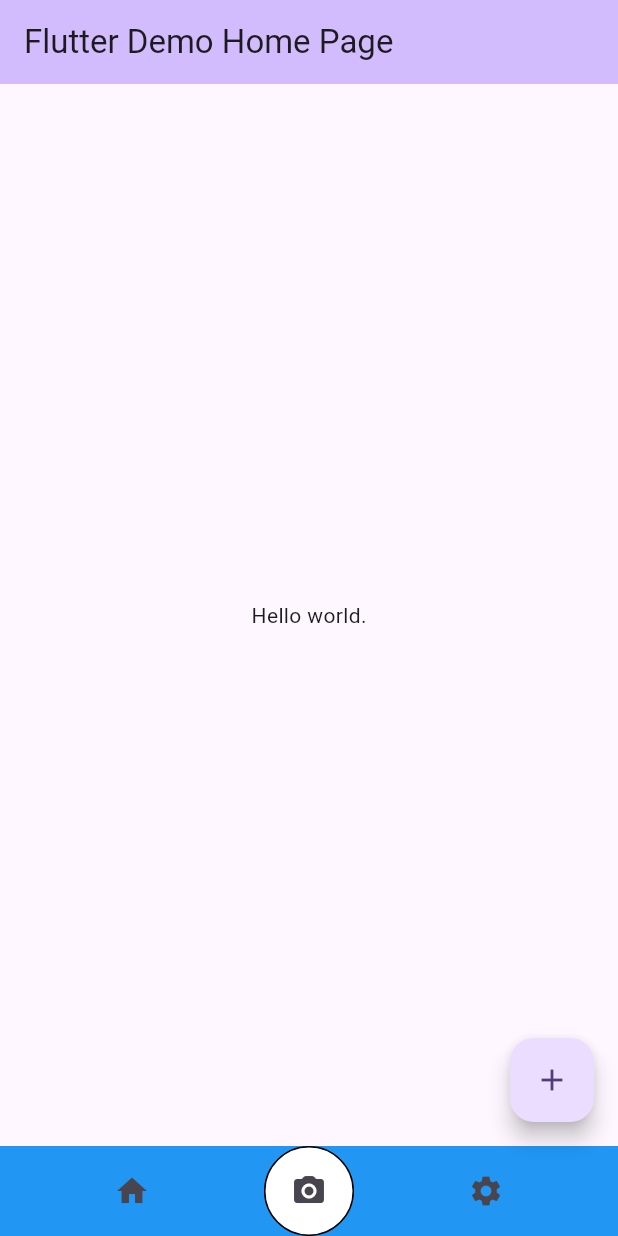
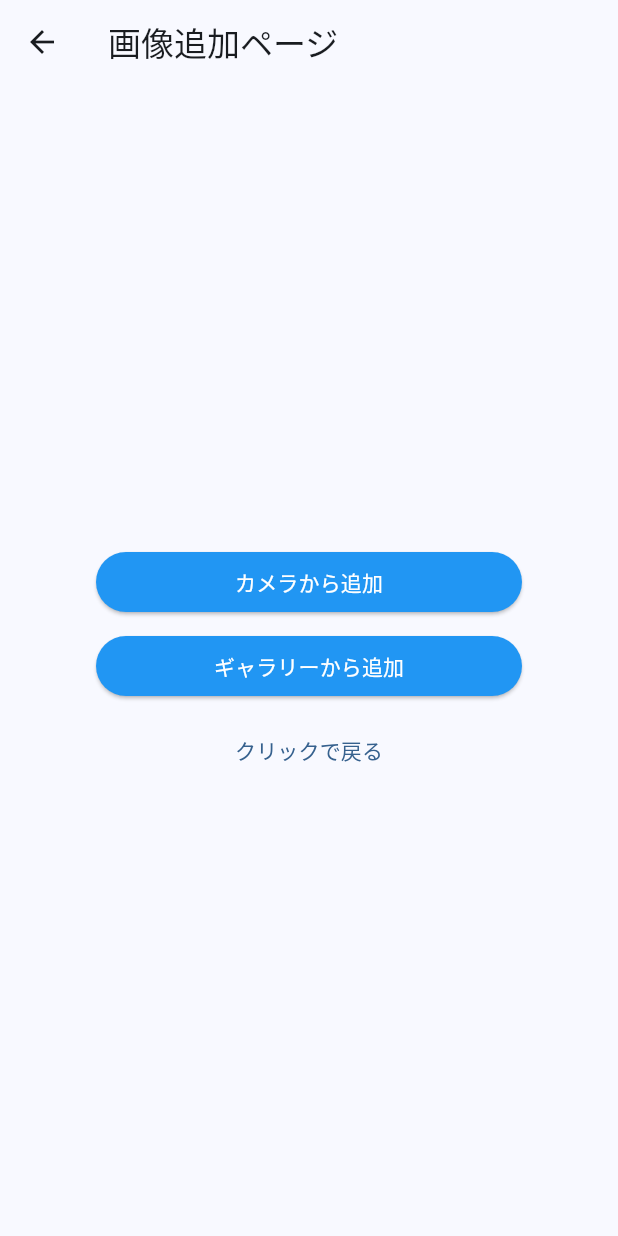
Before and after one commit to Makochaaan/AR_musicPlayer_Frontend, a Flutter app: the screen it shows after launch, after a tap on the "add" icon, on a phone screen of 412 x 824 dp. Run offline on Flutter 3.47's test engine with Material 2 defaults, Android fonts, the phone set to English and light mode, and no system bars; our stand-ins replace image_picker.

Commit message:
[add]organize file upload

```diff
--- a/lib/main.dart
+++ b/lib/main.dart
@@ -1,130 +1,24 @@
 import 'package:flutter/material.dart';
-import 'package:ar_musicplayer_frontend/pictures.dart';
-
+import 'page/mainPage.dart';
 
 void main() {
-  runApp(const MyApp());
+  runApp(const ARMusicPlayerApp());
 }
 
-class MyApp extends StatelessWidget {
-  const MyApp({super.key});
+class ARMusicPlayerApp extends StatelessWidget {
+  const ARMusicPlayerApp({super.key});
 
   // This widget is the root of your application.
   @override
   Widget build(BuildContext context) {
     return MaterialApp(
-      title: 'Flutter Demo',
+      title: 'AR Music Player',
       theme: ThemeData(
-        // This is the theme of your application.
-        //
-        // TRY THIS: Try running your application with "flutter run". You'll see
-        // the application has a blue toolbar. Then, without quitting the app,
-        // try changing the seedColor in the colorScheme below to Colors.green
-        // and then invoke "hot reload" (save your changes or press the "hot
-        // reload" button in a Flutter-supported IDE, or press "r" if you used
-        // the command line to start the app).
-        //
-        // Notice that the counter didn't reset back to zero; the application
-        // state is not lost during the reload. To reset the state, use hot
-        // restart instead.
-        //
-        // This works for code too, not just values: Most code changes can be
-        // tested with just a hot reload.
-        colorScheme: ColorScheme.fromSeed(seedColor: Colors.deepPurple),
+
+        colorScheme: ColorScheme.fromSeed(seedColor: Colors.blue),
         useMaterial3: true,
       ),
-      home: const MyHomePage(title: 'Flutter Demo Home Page'),
+      home: MainPage(),
     );
   }
 }
-
-class MyHomePage extends StatefulWidget {
-  const MyHomePage({super.key, required this.title});
-
-  // This widget is the home page of your application. It is stateful, meaning
-  // that it has a State object (defined below) that contains fields that affect
-  // how it looks.
-
-  // This class is the configuration for the state. It holds the values (in this
-  // case the title) provided by the parent (in this case the App widget) and
-  // used by the build method of the State. Fields in a Widget subclass are
-  // always marked "final".
-
-  final String title;
-
-  @override
-  State<MyHomePage> createState() => _MyHomePageState();
-}
-
-class _MyHomePageState extends State<MyHomePage> {
-  int _counter = 0;
-
-  void _incrementCounter() {
-    setState(() {
-      // This call to setState tells the Flutter framework that something has
-      // changed in this State, which causes it to rerun the build method below
-      // so that the display can reflect the updated values. If we changed
-      // _counter without calling setState(), then the build method would not be
-      // called again, and so nothing would appear to happen.
-      _counter++;
-    });
-  }
-
-  @override
-  Widget build(BuildContext context) {
-    // This method is rerun every time setState is called, for instance as done
-    // by the _incrementCounter method above.
-    //
-    // The Flutter framework has been optimized to make rerunning build methods
-    // fast, so that you can just rebuild anything that needs updating rather
-    // than having to individually change instances of widgets.
-    return Scaffold(
-      appBar: AppBar(
-        // TRY THIS: Try changing the color here to a specific color (to
-        // Colors.amber, perhaps?) and trigger a hot reload to see the AppBar
-        // change color while the other colors stay the same.
-        backgroundColor: Theme.of(context).colorScheme.inversePrimary,
-        // Here we take the value from the MyHomePage object that was created by
-        // the App.build method, and use it to set our appbar title.
-        title: Text(widget.title),
-      ),
-      body: MainContents(),
-      floatingActionButton: FloatingActionButton(
-        onPressed: _incrementCounter,
-        tooltip: 'Increment',
-        child: const Icon(Icons.add),
-      ), // This trailing comma makes auto-formatting nicer for build methods.
-      bottomNavigationBar:Container(
-        height: 60,
-        color: Colors.blue,
-        child: Row(
-          mainAxisAlignment: MainAxisAlignment.spaceEvenly,
-          children: [
-            IconButton(
-            onPressed: () {},
-            icon: const Icon(Icons.home),
-            ),
-            Container(
-              width: 60,
-              height: 60,
-              decoration: BoxDecoration(
-                shape: BoxShape.circle,
-                color: Colors.white,
-                border: Border.all(color: Colors.black, width: 1),
-              ),
-              child:IconButton(
-                onPressed: () {},
-                icon: const Icon(Icons.camera_alt_rounded),
-              ),
-            ),
-
-            IconButton(
-            onPressed: () {},
-            icon: const Icon(Icons.settings),
-            ),
-          ],
-        )
-      )
-    );
-  }
-}
--- /dev/null
+++ b/lib/page/addImagePage.dart
@@ -0,0 +1,82 @@
+import 'package:flutter/material.dart';
+import 'package:image_picker/image_picker.dart';
+
+class AddImagePage extends StatefulWidget {
+  @override
+  _AddImagePageState createState() => _AddImagePageState();
+}
+
+class _AddImagePageState extends State<AddImagePage> {
+
+  XFile? _image;
+  final imagePicker = ImagePicker();
+
+  @override
+  Widget build(BuildContext context) {
+
+    return Scaffold(
+      appBar: AppBar(
+        title: Text("画像追加ページ"),
+      ),
+      body: Container(
+        padding: EdgeInsets.all(64),
+        child: Column(
+          mainAxisAlignment: MainAxisAlignment.center,
+          children: <Widget>[
+            const SizedBox(height:8),
+            Container(
+              width: double.infinity,
+
+              child: ElevatedButton(
+                style: ButtonStyle(
+                  backgroundColor: MaterialStateProperty.all<Color>(Colors.blue),
+                ),
+                onPressed: () async {
+                  final pickedFile = await imagePicker.pickImage(source: ImageSource.camera);
+                  setState(() {
+                    if (pickedFile != null){
+                      _image = XFile(pickedFile.path);
+                    }
+                  });
+                  if (!mounted) return;
+                  Navigator.of(context).pop(_image);
+                },
+                child: const Text("カメラから追加", style: TextStyle(color: Colors.white)),
+              )
+            ),
+             const SizedBox(height:8),
+            Container(
+              width: double.infinity,
+              child: ElevatedButton(
+                style: ButtonStyle(
+                  backgroundColor: MaterialStateProperty.all<Color>(Colors.blue),
+                ),
+                onPressed: () async {
+                  final pickedFile = await imagePicker.pickImage(source: ImageSource.gallery);
+                  setState(() {
+                    if (pickedFile != null){
+                      _image = XFile(pickedFile.path);
+                    }
+                  });
+                  if (!mounted) return;
+                  Navigator.of(context).pop(_image);
+                },
+                child: const Text("ギャラリーから追加", style: TextStyle(color: Colors.white)),
+              )
+            ),
+            const SizedBox(height:8),
+            Container(
+              width: double.infinity,
+              child: TextButton(
+              onPressed: () {
+                Navigator.of(context).pop();
+              },
+              child: const Text("クリックで戻る")
+              ),
+            )
+          ],
+        ),
+      ),
+    );
+  }
+}
--- /dev/null
+++ b/lib/page/mainPage.dart
@@ -0,0 +1,94 @@
+import 'dart:io';
+import 'package:flutter/material.dart';
+import 'package:image_picker/image_picker.dart';
+import 'addImagePage.dart';
+
+class MainPage extends StatefulWidget {
+  @override
+  _MainPageState createState() => _MainPageState();
+}
+
+class _MainPageState extends State<MainPage> {
+
+  List<XFile> pictureList = [];
+
+  @override
+  Widget build(BuildContext context) {
+
+    return Scaffold(
+      appBar: AppBar(
+        title: const Text('画像一覧'),
+      ),
+      body: GridView.builder(
+        gridDelegate: const SliverGridDelegateWithFixedCrossAxisCount(
+            crossAxisCount: 2,
+            mainAxisSpacing: 10,
+            crossAxisSpacing: 5,
+            childAspectRatio: 0.8,
+          ),
+        itemCount: pictureList.length,
+        itemBuilder: (context, index){
+          return SizedBox(
+                child: Card(
+                  margin: const EdgeInsets.all(30),
+                  shape: RoundedRectangleBorder(
+                    borderRadius: BorderRadius.circular(20),
+                  ),
+                  clipBehavior:
+                      Clip.antiAliasWithSaveLayer, // Cardと被ったWidgetをCardの形に保持する
+                  child: Image.file(File(pictureList[index].path)),
+                ),
+          );
+        },
+      ),
+      floatingActionButton: FloatingActionButton(
+        onPressed: ()  async {
+
+          final newListComponent = await Navigator.of(context).push(
+            MaterialPageRoute(builder: (context) {
+              return AddImagePage();
+            }),
+          );
+          if (newListComponent != null) {
+            setState(() {
+              pictureList.add(newListComponent);
+            });
+          }
+        },
+        child: const Icon(Icons.add),
+      ),
+
+      bottomNavigationBar:Container(
+        height: 60,
+        color: Colors.blue,
+        child: Row(
+          mainAxisAlignment: MainAxisAlignment.spaceEvenly,
+          children: [
+            IconButton(
+            onPressed: () {},
+            icon: const Icon(Icons.home),
+            ),
+            Container(
+              width: 60,
+              height: 60,
+              decoration: BoxDecoration(
+                shape: BoxShape.circle,
+                color: Colors.white,
+                border: Border.all(color: Colors.black, width: 1),
+              ),
+              child:IconButton(
+                onPressed: () {},
+                icon: const Icon(Icons.camera_alt_rounded),
+              ),
+            ),
+
+            IconButton(
+            onPressed: () {},
+            icon: const Icon(Icons.settings),
+            ),
+          ],
+        ),
+      ),
+    );
+  }
+}
--- a/lib/pictures.dart
+++ /dev/null
@@ -1,9 +0,0 @@
-import 'package:flutter/material.dart';
-
-class MainContents extends StatelessWidget {
-  const MainContents({Key? key}) : super(key: key);
-  @override
-  Widget build(BuildContext context) {
-    return Center(child: Text("Hello world."));
-  }
-}
--- a/pubspec.yaml
+++ b/pubspec.yaml
@@ -30,7 +30,7 @@ environment:
 dependencies:
   flutter:
     sdk: flutter
-
+  image_picker: ^0.8.5+3
 
   # The following adds the Cupertino Icons font to your application.
   # Use with the CupertinoIcons class for iOS style icons.
```
Also changed, not shown: pubspec.lock, 5 other files.
